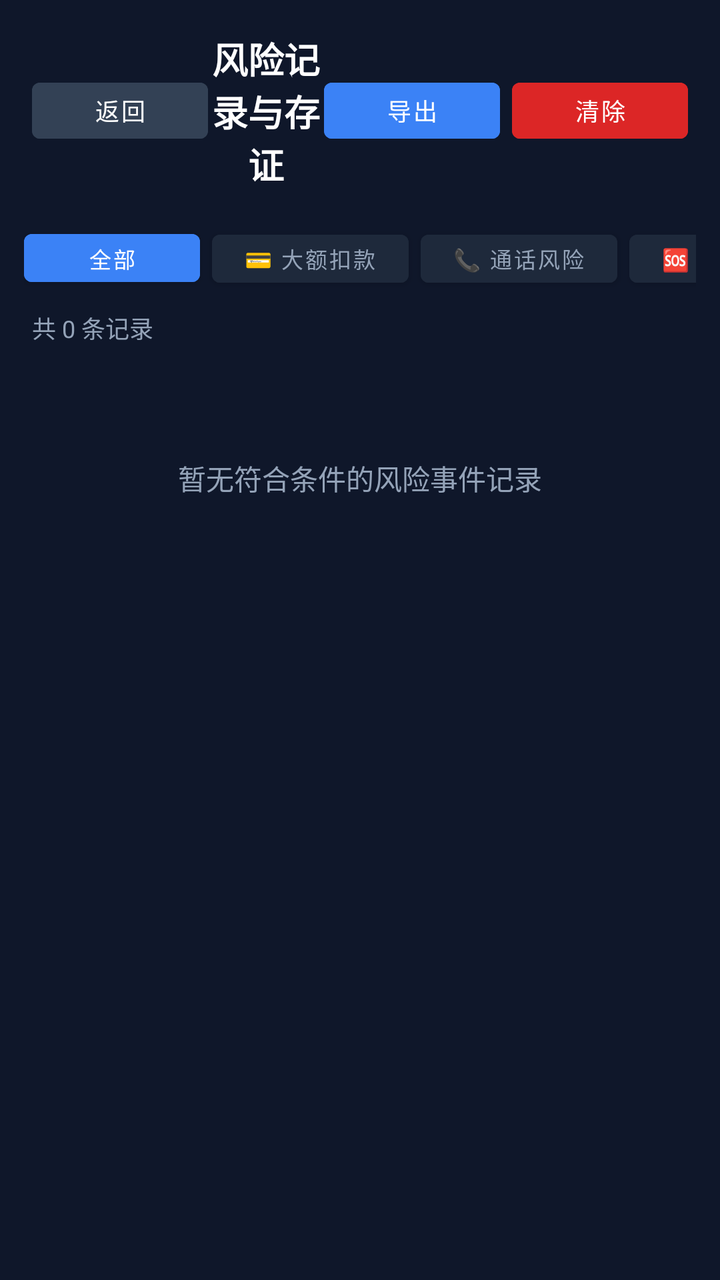
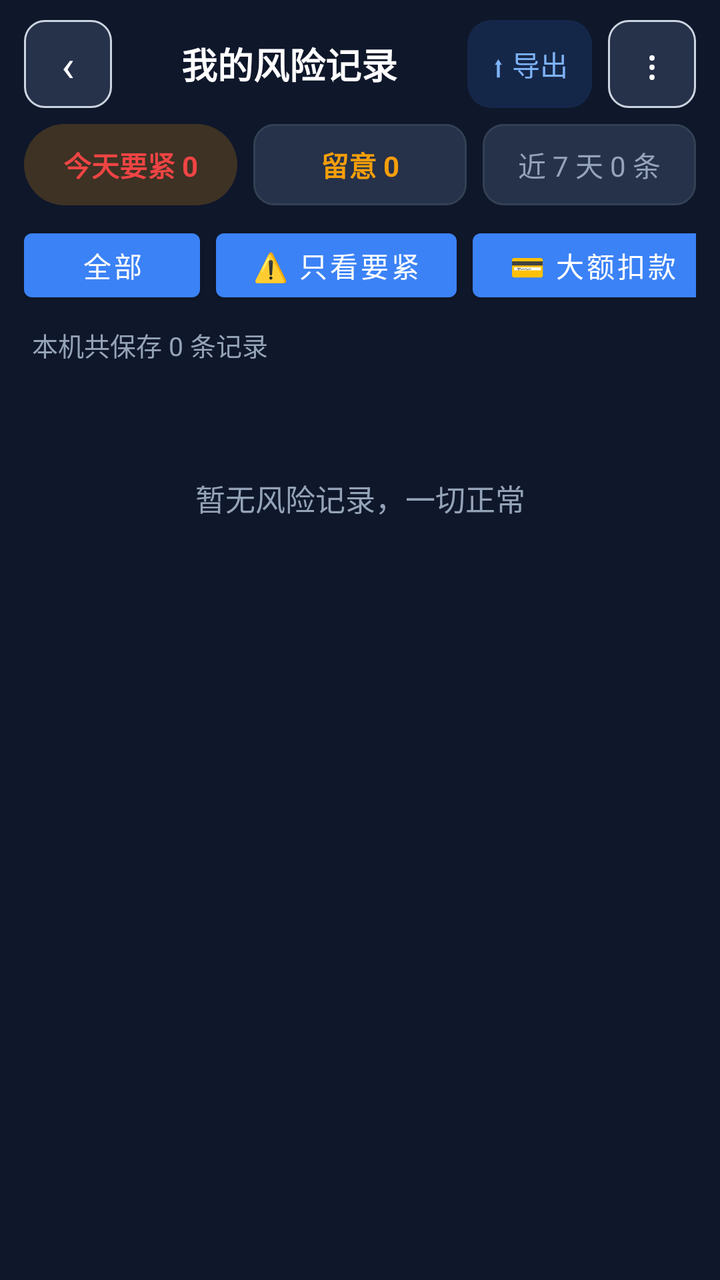

Compare the two renders of this Android layout. The source of the first and the diff that turns it into the second are given below.
<!-- AndroidManifest.xml: application theme Theme.AntiFraudGuard -->
<!-- res/layout/activity_risk_log.xml -->
<?xml version="1.0" encoding="utf-8"?>
<LinearLayout xmlns:android="http://schemas.android.com/apk/res/android"
    android:layout_width="match_parent"
    android:layout_height="match_parent"
    android:orientation="vertical"
    android:background="?attr/appBg">

    
    <LinearLayout
        android:layout_width="match_parent"
        android:layout_height="wrap_content"
        android:orientation="horizontal"
        android:padding="16dp"
        android:gravity="center_vertical">

        <Button
            android:id="@+id/btn_back"
            android:layout_width="wrap_content"
            android:layout_height="40dp"
            android:text="返回"
            android:backgroundTint="#334155"
            android:textColor="#FFFFFF"
            android:textSize="12sp" />

        <TextView
            android:layout_width="0dp"
            android:layout_height="wrap_content"
            android:layout_weight="1"
            android:text="风险记录与存证"
            android:textColor="?attr/appText"
            android:textSize="18sp"
            android:textStyle="bold"
            android:gravity="center" />

        <Button
            android:id="@+id/btn_export_text"
            android:layout_width="wrap_content"
            android:layout_height="40dp"
            android:text="导出"
            android:backgroundTint="#3B82F6"
            android:textColor="#FFFFFF"
            android:textSize="12sp"
            android:layout_marginEnd="6dp" />

        <Button
            android:id="@+id/btn_clear"
            android:layout_width="wrap_content"
            android:layout_height="40dp"
            android:text="清除"
            android:backgroundTint="#DC2626"
            android:textColor="#FFFFFF"
            android:textSize="12sp" />
    </LinearLayout>

    
    <HorizontalScrollView
        android:layout_width="match_parent"
        android:layout_height="wrap_content"
        android:scrollbars="none"
        android:paddingHorizontal="12dp"
        android:paddingBottom="8dp">

        <LinearLayout
            android:layout_width="wrap_content"
            android:layout_height="wrap_content"
            android:orientation="horizontal">

            <Button
                android:id="@+id/filter_all"
                android:layout_width="wrap_content"
                android:layout_height="36dp"
                android:text="全部"
                android:textSize="11sp"
                android:backgroundTint="#3B82F6"
                android:textColor="#FFFFFF"
                android:layout_marginEnd="6dp" />

            <Button
                android:id="@+id/filter_payment"
                android:layout_width="wrap_content"
                android:layout_height="36dp"
                android:text="💳 大额扣款"
                android:textSize="11sp"
                android:backgroundTint="?attr/appCard"
                android:textColor="?attr/appTextDim"
                android:layout_marginEnd="6dp" />

            <Button
                android:id="@+id/filter_call"
                android:layout_width="wrap_content"
                android:layout_height="36dp"
                android:text="📞 通话风险"
                android:textSize="11sp"
                android:backgroundTint="?attr/appCard"
                android:textColor="?attr/appTextDim"
                android:layout_marginEnd="6dp" />

            <Button
                android:id="@+id/filter_sos"
                android:layout_width="wrap_content"
                android:layout_height="36dp"
                android:text="🆘 紧急求助/打断"
                android:textSize="11sp"
                android:backgroundTint="?attr/appCard"
                android:textColor="?attr/appTextDim"
                android:layout_marginEnd="6dp" />

            <Button
                android:id="@+id/filter_location"
                android:layout_width="wrap_content"
                android:layout_height="36dp"
                android:text="📍 位置轨迹"
                android:textSize="11sp"
                android:backgroundTint="?attr/appCard"
                android:textColor="?attr/appTextDim" />
        </LinearLayout>
    </HorizontalScrollView>

    <TextView
        android:id="@+id/tv_count"
        android:layout_width="match_parent"
        android:layout_height="wrap_content"
        android:text="共 0 条记录"
        android:textColor="?attr/appTextDim"
        android:textSize="12sp"
        android:paddingHorizontal="16dp"
        android:paddingBottom="8dp" />

    <TextView
        android:id="@+id/tv_empty"
        android:layout_width="match_parent"
        android:layout_height="wrap_content"
        android:text="暂无符合条件的风险事件记录"
        android:textColor="?attr/appTextDim"
        android:textSize="14sp"
        android:gravity="center"
        android:paddingTop="48dp" />

    <ListView
        android:id="@+id/lv_risk_events"
        android:layout_width="match_parent"
        android:layout_height="match_parent"
        android:divider="#1E293B"
        android:dividerHeight="1dp" />

</LinearLayout>
<!-- resources referenced by this layout -->
<resources>
  <style name="Theme.AntiFraudGuard" parent="Theme.MaterialComponents.NoActionBar">
          
          <item name="colorPrimary">@color/blue_500</item>
          <item name="colorPrimaryVariant">@color/blue_700</item>
          <item name="colorOnPrimary">@color/white</item>
          
          <item name="colorSecondary">@color/emerald_500</item>
          <item name="colorSecondaryVariant">@color/emerald_700</item>
          <item name="colorOnSecondary">@color/white</item>
  
          <item name="appBg">#0F172A</item>
          <item name="appCard">#1E293B</item>
          <item name="appCardAlt">#26314A</item>
          <item name="appText">#FFFFFF</item>
          <item name="appTextDim">#94A3B8</item>
          <item name="appDivider">#334155</item>
          <item name="appInputBg">#26314A</item>
          <item name="appInputText">#FFFFFF</item>
  
          
          <item name="android:statusBarColor">#0F172A</item>
          <item name="android:windowBackground">#0F172A</item>
          <item name="android:navigationBarColor">#0F172A</item>
      </style>
  <color name="blue_500">#3B82F6</color>
  <color name="blue_700">#1D4ED8</color>
  <color name="white">#FFFFFFFF</color>
  <color name="emerald_500">#10B981</color>
  <color name="emerald_700">#047857</color>
</resources>

<!-- the commit's change to res/layout/activity_risk_log.xml (unified diff, before → after) -->
@@ -10,46 +10,102 @@
         android:layout_width="match_parent"
         android:layout_height="wrap_content"
         android:orientation="horizontal"
-        android:padding="16dp"
+        android:paddingStart="12dp"
+        android:paddingEnd="12dp"
+        android:paddingTop="10dp"
+        android:paddingBottom="8dp"
         android:gravity="center_vertical">
 
-        <Button
+        <TextView
             android:id="@+id/btn_back"
-            android:layout_width="wrap_content"
-            android:layout_height="40dp"
-            android:text="返回"
-            android:backgroundTint="#334155"
-            android:textColor="#FFFFFF"
-            android:textSize="12sp" />
-
-        <TextView
-            android:layout_width="0dp"
-            android:layout_height="wrap_content"
-            android:layout_weight="1"
-            android:text="风险记录与存证"
+            android:layout_width="44dp"
+            android:layout_height="44dp"
+            android:gravity="center"
+            android:text="‹"
+            android:textSize="22sp"
+            android:textColor="?attr/appText"
+            android:background="@drawable/bg_input" />
+
+        <TextView
+            android:layout_width="0dp"
+            android:layout_height="wrap_content"
+            android:layout_weight="1"
+            android:text="我的风险记录"
             android:textColor="?attr/appText"
             android:textSize="18sp"
             android:textStyle="bold"
             android:gravity="center" />
 
-        <Button
+        <TextView
             android:id="@+id/btn_export_text"
             android:layout_width="wrap_content"
-            android:layout_height="40dp"
-            android:text="导出"
-            android:backgroundTint="#3B82F6"
-            android:textColor="#FFFFFF"
-            android:textSize="12sp"
-            android:layout_marginEnd="6dp" />
-
-        <Button
-            android:id="@+id/btn_clear"
-            android:layout_width="wrap_content"
-            android:layout_height="40dp"
-            android:text="清除"
-            android:backgroundTint="#DC2626"
-            android:textColor="#FFFFFF"
-            android:textSize="12sp" />
+            android:layout_height="44dp"
+            android:gravity="center"
+            android:text="⬆ 导出"
+            android:textColor="#7EB3F8"
+            android:textSize="14sp"
+            android:paddingHorizontal="12dp"
+            android:background="@drawable/bg_btn_tonal" />
+
+        <TextView
+            android:id="@+id/btn_more"
+            android:layout_width="44dp"
+            android:layout_height="44dp"
+            android:layout_marginStart="8dp"
+            android:gravity="center"
+            android:text="⋮"
+            android:textSize="20sp"
+            android:textColor="?attr/appText"
+            android:background="@drawable/bg_input" />
+    </LinearLayout>
+
+    
+    <LinearLayout
+        android:layout_width="match_parent"
+        android:layout_height="wrap_content"
+        android:orientation="horizontal"
+        android:paddingHorizontal="12dp"
+        android:paddingBottom="8dp">
+
+        <TextView
+            android:id="@+id/tv_count_high"
+            android:layout_width="0dp"
+            android:layout_height="wrap_content"
+            android:layout_weight="1"
+            android:background="@drawable/bg_pill_alert"
+            android:gravity="center"
+            android:paddingVertical="10dp"
+            android:text="今天要紧 0"
+            android:textColor="#EF4444"
+            android:textSize="14sp"
+            android:textStyle="bold" />
+
+        <TextView
+            android:id="@+id/tv_count_mid"
+            android:layout_width="0dp"
+            android:layout_height="wrap_content"
+            android:layout_marginStart="8dp"
+            android:layout_weight="1"
+            android:background="@drawable/bg_meta_box"
+            android:gravity="center"
+            android:paddingVertical="10dp"
+            android:text="留意 0"
+            android:textColor="#F59E0B"
+            android:textSize="14sp"
+            android:textStyle="bold" />
+
+        <TextView
+            android:id="@+id/tv_count_week"
+            android:layout_width="0dp"
+            android:layout_height="wrap_content"
+            android:layout_marginStart="8dp"
+            android:layout_weight="1"
+            android:background="@drawable/bg_meta_box"
+            android:gravity="center"
+            android:paddingVertical="10dp"
+            android:text="近 7 天 0 条"
+            android:textColor="?attr/appTextDim"
+            android:textSize="14sp" />
     </LinearLayout>
 
     
@@ -68,51 +124,64 @@
             <Button
                 android:id="@+id/filter_all"
                 android:layout_width="wrap_content"
-                android:layout_height="36dp"
+                android:layout_height="44dp"
+                android:paddingHorizontal="18dp"
                 android:text="全部"
-                android:textSize="11sp"
-                android:backgroundTint="#3B82F6"
-                android:textColor="#FFFFFF"
-                android:layout_marginEnd="6dp" />
+                android:textSize="14sp"
+                android:layout_marginEnd="8dp" />
+
+            <Button
+                android:id="@+id/filter_high"
+                android:layout_width="wrap_content"
+                android:layout_height="44dp"
+                android:paddingHorizontal="18dp"
+                android:text="⚠️ 只看要紧"
+                android:textSize="14sp"
+                android:layout_marginEnd="8dp" />
 
             <Button
                 android:id="@+id/filter_payment"
                 android:layout_width="wrap_content"
-                android:layout_height="36dp"
+                android:layout_height="44dp"
+                android:paddingHorizontal="18dp"
                 android:text="💳 大额扣款"
-                android:textSize="11sp"
-                android:backgroundTint="?attr/appCard"
-                android:textColor="?attr/appTextDim"
-                android:layout_marginEnd="6dp" />
+                android:textSize="14sp"
+                android:layout_marginEnd="8dp" />
 
             <Button
                 android:id="@+id/filter_call"
                 android:layout_width="wrap_content"
-                android:layout_height="36dp"
+                android:layout_height="44dp"
+                android:paddingHorizontal="18dp"
                 android:text="📞 通话风险"
-                android:textSize="11sp"
-                android:backgroundTint="?attr/appCard"
-                android:textColor="?attr/appTextDim"
-                android:layout_marginEnd="6dp" />
+                android:textSize="14sp"
+                android:layout_marginEnd="8dp" />
 
             <Button
                 android:id="@+id/filter_sos"
                 android:layout_width="wrap_content"
-                android:layout_height="36dp"
-                android:text="🆘 紧急求助/打断"
-                android:textSize="11sp"
-                android:backgroundTint="?attr/appCard"
-                android:textColor="?attr/appTextDim"
-                android:layout_marginEnd="6dp" />
+                android:layout_height="44dp"
+                android:paddingHorizontal="18dp"
+                android:text="🆘 求助提醒"
+                android:textSize="14sp"
+                android:layout_marginEnd="8dp" />
 
             <Button
                 android:id="@+id/filter_location"
                 android:layout_width="wrap_content"
-                android:layout_height="36dp"
-                android:text="📍 位置轨迹"
-                android:textSize="11sp"
-                android:backgroundTint="?attr/appCard"
-                android:textColor="?attr/appTextDim" />
+                android:layout_height="44dp"
+                android:paddingHorizontal="18dp"
+                android:text="📍 位置记录"
+                android:textSize="14sp"
+                android:layout_marginEnd="8dp" />
+
+            <Button
+                android:id="@+id/filter_fall"
+                android:layout_width="wrap_content"
+                android:layout_height="44dp"
+                android:paddingHorizontal="18dp"
+                android:text="🚑 跌倒"
+                android:textSize="14sp" />
         </LinearLayout>
     </HorizontalScrollView>
 
@@ -120,9 +189,9 @@
         android:id="@+id/tv_count"
         android:layout_width="match_parent"
         android:layout_height="wrap_content"
-        android:text="共 0 条记录"
+        android:text="本机共保存 0 条记录"
         android:textColor="?attr/appTextDim"
-        android:textSize="12sp"
+        android:textSize="13sp"
         android:paddingHorizontal="16dp"
         android:paddingBottom="8dp" />
 
@@ -130,17 +199,19 @@
         android:id="@+id/tv_empty"
         android:layout_width="match_parent"
         android:layout_height="wrap_content"
-        android:text="暂无符合条件的风险事件记录"
+        android:text="暂无风险记录，一切正常"
         android:textColor="?attr/appTextDim"
-        android:textSize="14sp"
+        android:textSize="15sp"
         android:gravity="center"
-        android:paddingTop="48dp" />
+        android:lineSpacingExtra="4dp"
+        android:paddingTop="48dp"
+        android:paddingHorizontal="24dp" />
 
     <ListView
         android:id="@+id/lv_risk_events"
         android:layout_width="match_parent"
         android:layout_height="match_parent"
-        android:divider="#1E293B"
-        android:dividerHeight="1dp" />
+        android:divider="@null"
+        android:dividerHeight="0dp" />
 
 </LinearLayout>
<!-- resource entries referenced after the edit -->
@@ -1,5 +1,31 @@
 <!-- resources referenced by this layout -->
 <resources>
+  <!-- drawable bg_btn_tonal (drawable) -->
+  <?xml version="1.0" encoding="utf-8"?>
+  <shape xmlns:android="http://schemas.android.com/apk/res/android" android:shape="rectangle">
+      <solid android:color="#263B82F6" />
+      <corners android:radius="12dp" />
+  </shape>
+  <!-- drawable bg_input (drawable) -->
+  <?xml version="1.0" encoding="utf-8"?>
+  <shape xmlns:android="http://schemas.android.com/apk/res/android" android:shape="rectangle">
+      <solid android:color="?attr/appInputBg" />
+      <corners android:radius="10dp" />
+      <stroke android:width="1dp" android:color="#CBD5E1" />
+  </shape>
+  <!-- drawable bg_meta_box (drawable) -->
+  <?xml version="1.0" encoding="utf-8"?>
+  <shape xmlns:android="http://schemas.android.com/apk/res/android" android:shape="rectangle">
+      <solid android:color="?attr/appCardAlt" />
+      <stroke android:width="1dp" android:color="?attr/appDivider" />
+      <corners android:radius="10dp" />
+  </shape>
+  <!-- drawable bg_pill_alert (drawable) -->
+  <?xml version="1.0" encoding="utf-8"?>
+  <shape xmlns:android="http://schemas.android.com/apk/res/android" android:shape="rectangle">
+      <solid android:color="#33F59E0B" />
+      <corners android:radius="999dp" />
+  </shape>
   <style name="Theme.AntiFraudGuard" parent="Theme.MaterialComponents.NoActionBar">
           
           <item name="colorPrimary">@color/blue_500</item>
@@ -20,6 +46,14 @@
           <item name="appInputText">#FFFFFF</item>
   
           
+          <item name="appDangerBgSoft">#3F1A1E</item>
+          <item name="appWarnBgSoft">#3A2E12</item>
+          <item name="appWarnTextStrong">#FCD34D</item>
+          <item name="appWarnTextDim">#D4B36A</item>
+          <item name="appDangerTextStrong">#FCA5A5</item>
+          <item name="appDangerTextDim">#DCA9A9</item>
+  
+          
           <item name="android:statusBarColor">#0F172A</item>
           <item name="android:windowBackground">#0F172A</item>
           <item name="android:navigationBarColor">#0F172A</item>
